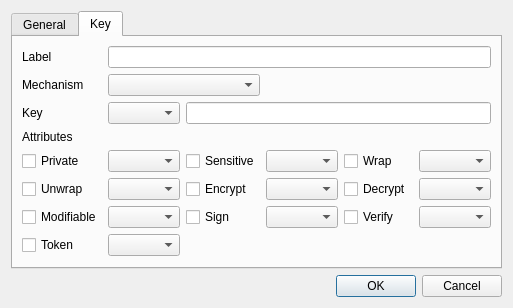
Old version of the form HsmMan/create_key_dlg.ui in the repository jykim74/CryptokiMan.
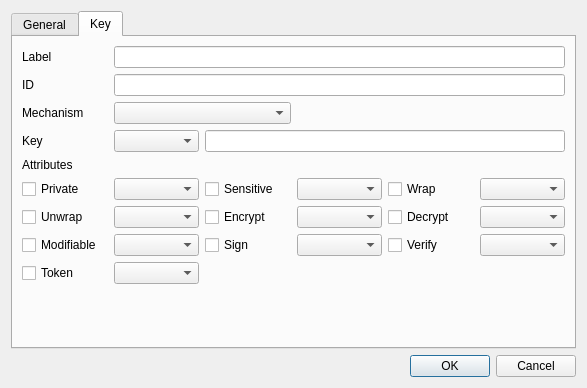
New version of the form. The open tabs and pages were chosen to show the change.

What changed in the file:
```diff
--- a/HsmMan/create_key_dlg.ui
+++ b/HsmMan/create_key_dlg.ui
@@ -6,8 +6,8 @@
    <rect>
     <x>0</x>
     <y>0</y>
-    <width>513</width>
-    <height>300</height>
+    <width>587</width>
+    <height>388</height>
    </rect>
   </property>
   <property name="windowTitle">
@@ -91,158 +91,168 @@
        <string>Key</string>
       </attribute>
       <layout class="QGridLayout" name="gridLayout_2">
-       <item row="4" column="0">
-        <widget class="QCheckBox" name="mPrivateCheck">
+       <item row="3" column="0">
+        <widget class="QLabel" name="label_8">
          <property name="text">
-          <string>Private</string>
+          <string>Key</string>
          </property>
         </widget>
        </item>
-       <item row="5" column="5">
-        <widget class="QComboBox" name="mDecryptCombo"/>
+       <item row="0" column="0">
+        <widget class="QLabel" name="label_7">
+         <property name="text">
+          <string>Label</string>
+         </property>
+        </widget>
        </item>
-       <item row="6" column="1">
+       <item row="3" column="1">
+        <widget class="QComboBox" name="mKeyCombo"/>
+       </item>
+       <item row="7" column="1">
         <widget class="QComboBox" name="mModifiableCombo"/>
        </item>
-       <item row="6" column="5">
-        <widget class="QComboBox" name="mVerifyCombo"/>
+       <item row="3" column="2" colspan="4">
+        <widget class="QLineEdit" name="mKeyText"/>
+       </item>
+       <item row="6" column="0">
+        <widget class="QCheckBox" name="mUnwrapCheck">
+         <property name="text">
+          <string>Unwrap</string>
+         </property>
+        </widget>
+       </item>
+       <item row="4" column="0">
+        <widget class="QLabel" name="label_9">
+         <property name="text">
+          <string>Attributes</string>
+         </property>
+        </widget>
        </item>
        <item row="0" column="1" colspan="5">
         <widget class="QLineEdit" name="mLabelText"/>
        </item>
+       <item row="6" column="3">
+        <widget class="QComboBox" name="mEncryptCombo"/>
+       </item>
+       <item row="7" column="4">
+        <widget class="QCheckBox" name="mVerifyCheck">
+         <property name="text">
+          <string>Verify</string>
+         </property>
+        </widget>
+       </item>
        <item row="5" column="4">
+        <widget class="QCheckBox" name="mWrapCheck">
+         <property name="text">
+          <string>Wrap</string>
+         </property>
+        </widget>
+       </item>
+       <item row="6" column="4">
         <widget class="QCheckBox" name="mDecryptCheck">
          <property name="text">
           <string>Decrypt</string>
          </property>
         </widget>
        </item>
-       <item row="2" column="0">
-        <widget class="QLabel" name="label_8">
-         <property name="text">
-          <string>Key</string>
-         </property>
-        </widget>
-       </item>
-       <item row="4" column="3">
-        <widget class="QComboBox" name="mSensitiveCombo"/>
-       </item>
-       <item row="6" column="4">
-        <widget class="QCheckBox" name="mVerifyCheck">
-         <property name="text">
-          <string>Verify</string>
-         </property>
-        </widget>
-       </item>
-       <item row="6" column="0">
-        <widget class="QCheckBox" name="mModifiableCheck">
-         <property name="text">
-          <string>Modifiable</string>
-         </property>
-        </widget>
-       </item>
-       <item row="6" column="3">
+       <item row="7" column="3">
         <widget class="QComboBox" name="mSignCombo"/>
        </item>
        <item row="8" column="1">
-        <spacer name="verticalSpacer_2">
-         <property name="orientation">
-          <enum>Qt::Vertical</enum>
-         </property>
-         <property name="sizeHint" stdset="0">
-          <size>
-           <width>20</width>
-           <height>40</height>
-          </size>
-         </property>
-        </spacer>
+        <widget class="QComboBox" name="mTokenCombo"/>
        </item>
-       <item row="7" column="0">
-        <widget class="QCheckBox" name="mTokenCheck">
-         <property name="text">
-          <string>Token</string>
-         </property>
-        </widget>
+       <item row="5" column="1">
+        <widget class="QComboBox" name="mPrivateCombo"/>
        </item>
-       <item row="6" column="2">
+       <item row="7" column="2">
         <widget class="QCheckBox" name="mSignCheck">
          <property name="text">
           <string>Sign</string>
          </property>
         </widget>
        </item>
-       <item row="5" column="1">
+       <item row="5" column="3">
+        <widget class="QComboBox" name="mSensitiveCombo"/>
+       </item>
+       <item row="8" column="0">
+        <widget class="QCheckBox" name="mTokenCheck">
+         <property name="text">
+          <string>Token</string>
+         </property>
+        </widget>
+       </item>
+       <item row="6" column="5">
+        <widget class="QComboBox" name="mDecryptCombo"/>
+       </item>
+       <item row="6" column="1">
         <widget class="QComboBox" name="mUnwrapCombo"/>
        </item>
-       <item row="0" column="0">
-        <widget class="QLabel" name="label_7">
-         <property name="text">
-          <string>Label</string>
-         </property>
-        </widget>
-       </item>
-       <item row="4" column="1">
-        <widget class="QComboBox" name="mPrivateCombo"/>
-       </item>
-       <item row="4" column="4">
-        <widget class="QCheckBox" name="mWrapCheck">
-         <property name="text">
-          <string>Wrap</string>
-         </property>
-        </widget>
-       </item>
-       <item row="2" column="2" colspan="4">
-        <widget class="QLineEdit" name="mKeyText"/>
-       </item>
-       <item row="4" column="5">
+       <item row="5" column="5">
         <widget class="QComboBox" name="mWrapCombo"/>
        </item>
+       <item row="7" column="5">
+        <widget class="QComboBox" name="mVerifyCombo"/>
+       </item>
+       <item row="9" column="1">
+        <spacer name="verticalSpacer_2">
+         <property name="orientation">
+          <enum>Qt::Vertical</enum>
+         </property>
+         <property name="sizeHint" stdset="0">
+          <size>
+           <width>20</width>
+           <height>40</height>
+          </size>
+         </property>
+        </spacer>
+       </item>
+       <item row="2" column="1" colspan="2">
+        <widget class="QComboBox" name="mMechCombo"/>
+       </item>
+       <item row="7" column="0">
+        <widget class="QCheckBox" name="mModifiableCheck">
+         <property name="text">
+          <string>Modifiable</string>
+         </property>
+        </widget>
+       </item>
        <item row="5" column="0">
-        <widget class="QCheckBox" name="mUnwrapCheck">
+        <widget class="QCheckBox" name="mPrivateCheck">
          <property name="text">
-          <string>Unwrap</string>
+          <string>Private</string>
          </property>
         </widget>
        </item>
-       <item row="7" column="1">
-        <widget class="QComboBox" name="mTokenCombo"/>
-       </item>
-       <item row="3" column="0">
-        <widget class="QLabel" name="label_9">
-         <property name="text">
-          <string>Attributes</string>
-         </property>
-        </widget>
-       </item>
-       <item row="5" column="2">
+       <item row="6" column="2">
         <widget class="QCheckBox" name="mEncryptCheck">
          <property name="text">
           <string>Encrypt</string>
          </property>
         </widget>
        </item>
-       <item row="5" column="3">
-        <widget class="QComboBox" name="mEncryptCombo"/>
-       </item>
-       <item row="4" column="2">
+       <item row="5" column="2">
         <widget class="QCheckBox" name="mSensitiveCheck">
          <property name="text">
           <string>Sensitive</string>
          </property>
         </widget>
        </item>
-       <item row="2" column="1">
-        <widget class="QComboBox" name="mKeyCombo"/>
-       </item>
-       <item row="1" column="0">
+       <item row="2" column="0">
         <widget class="QLabel" name="label_10">
          <property name="text">
           <string>Mechanism</string>
          </property>
         </widget>
        </item>
-       <item row="1" column="1" colspan="2">
-        <widget class="QComboBox" name="mMechCombo"/>
+       <item row="1" column="0">
+        <widget class="QLabel" name="label_4">
+         <property name="text">
+          <string>ID</string>
+         </property>
+        </widget>
+       </item>
+       <item row="1" column="1" colspan="5">
+        <widget class="QLineEdit" name="mIDText"/>
        </item>
       </layout>
      </widget>
```
Left out of the diff: 2 changed lines with no effect on the pictures.
